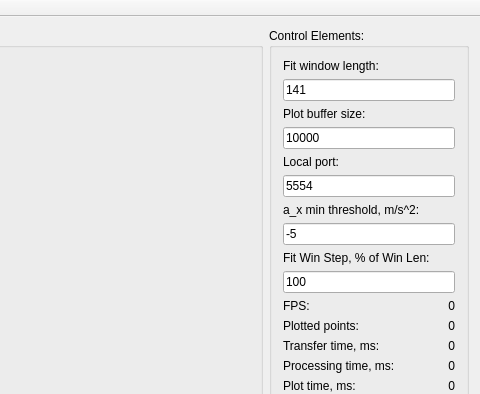
First picture: the form in RacketMotionServer/mainwin.ui, repository Sureshdharani/Racket-Project, before the edit; both pictures show x 523 to 1003 and y 0 to 394 of the 1003 by 619 pixel window.
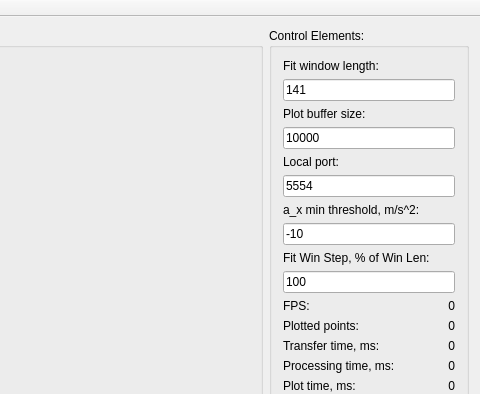
Second picture: the form after the edit. Custom widgets are drawn as their Qt base class.

```diff
--- a/RacketMotionServer/mainwin.ui
+++ b/RacketMotionServer/mainwin.ui
@@ -371,7 +371,7 @@
             <string extracomment="Local Port"/>
            </property>
            <property name="text">
-            <string>-5</string>
+            <string>-10</string>
            </property>
           </widget>
          </item>
```
